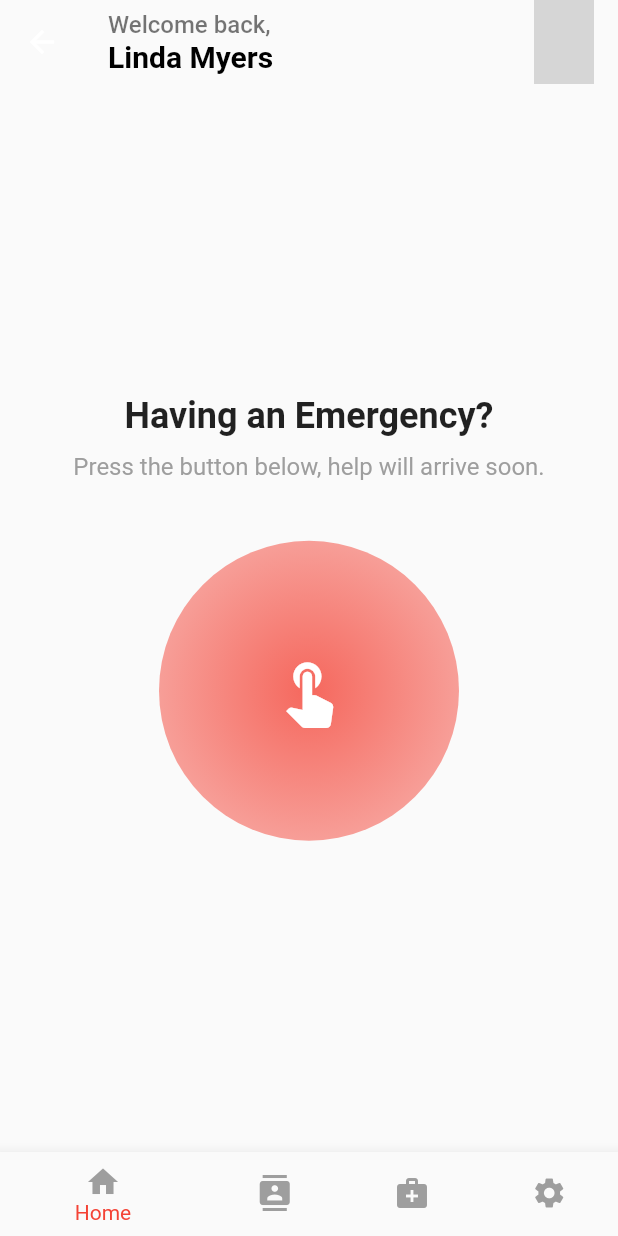
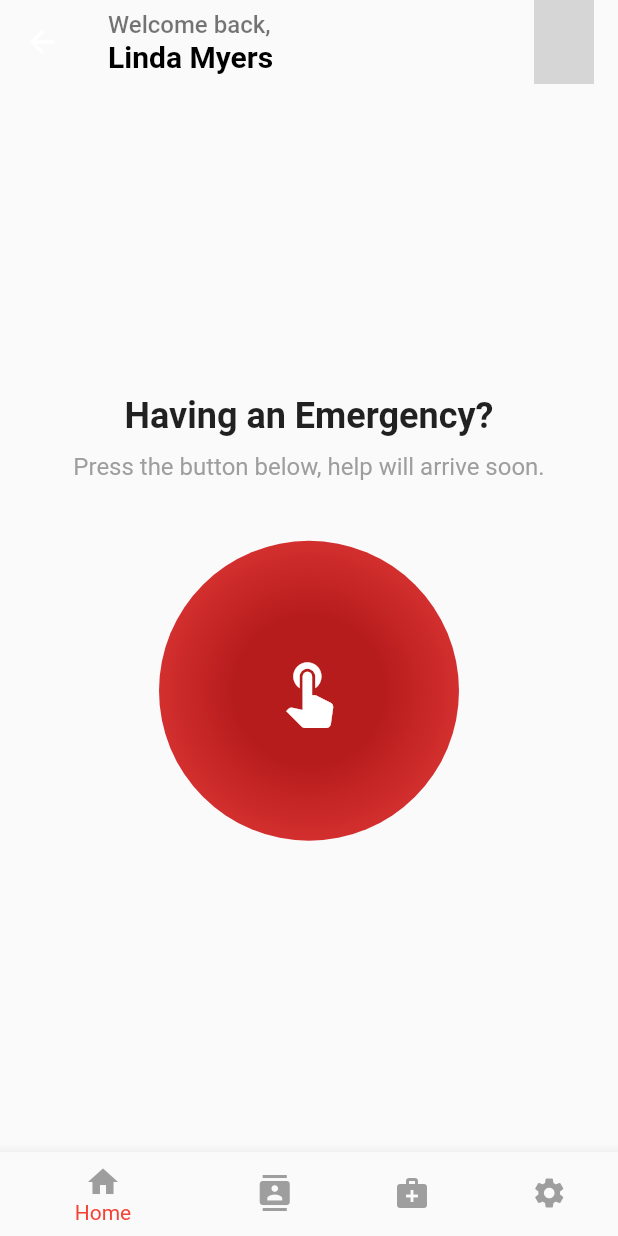
Before and after one commit to Mostafa-Mohamed4932/caremergencyswiftresponse, a Flutter app: the EmergencyHomeScreen screen opened directly, on a phone screen of 412 x 824 dp. Run offline on Flutter 3.47's test engine with Material 2 defaults, Android fonts, the phone set to English and light mode, and no system bars; our stand-ins replace cloud_firestore, firebase_core; accounts and stored records are empty; network calls fail; grey boxes are pictures that could not be loaded.

Commit message:
Experimentation with the Main Red Button (color tests)

```diff
--- a/lib/home_screen.dart
+++ b/lib/home_screen.dart
@@ -27,17 +27,15 @@ class _EmergencyHomeScreenState extends State<EmergencyHomeScreen> {
             crossAxisAlignment: CrossAxisAlignment.start,
             children: [
               Text('Welcome back,', style: TextStyle(fontSize: 16, color: Colors.black54)),
-              Text('Linda Myers', style: TextStyle(fontSize: 20, color: Colors.black, fontWeight: FontWeight.bold)), // Updated color to black
+              Text('Linda Myers', style: TextStyle(fontSize: 20, color: Colors.black, fontWeight: FontWeight.bold)),
             ],
           ),
         ),
         actions: [
           CircleAvatar(
-            backgroundImage: NetworkImage('https://example.com/profile_picture.png'), // Replace with a valid image or leave empty for default
-            onBackgroundImageError: (_, __) { // Use this to handle fallback to guest icon
-              setState(() {
-                // Show guest icon if no valid image
-              });
+            backgroundImage: NetworkImage('https://example.com/profile_picture.png'), // Replace with a valid image or fallback to guest icon
+            onBackgroundImageError: (_, __) {
+              setState(() {});
             },
             child: Icon(Icons.person, color: Colors.grey), // Guest icon
           ),
@@ -72,7 +70,11 @@ class _EmergencyHomeScreenState extends State<EmergencyHomeScreen> {
                     decoration: BoxDecoration(
                       shape: BoxShape.circle,
                       gradient: RadialGradient(
-                        colors: [Colors.red.withOpacity(0.8), Colors.red.withOpacity(0.5)],
+                        colors: [
+                          Colors.red.shade900, // Darker red color
+                          Colors.red.shade700, // Slightly lighter red for gradient effect
+                        ],
+                        stops: [0.5, 1.0], // Adjust for a smooth gradient effect
                       ),
                     ),
                   ),
@@ -104,7 +106,7 @@ class _EmergencyHomeScreenState extends State<EmergencyHomeScreen> {
         ],
         currentIndex: _selectedIndex,
         selectedItemColor: Colors.red, // Red when selected
-        unselectedItemColor: Colors.grey, // Ensure the icons stay gray when unselected
+        unselectedItemColor: Colors.grey, // Gray when unselected
         onTap: _onItemTapped,
       ),
     );
```
